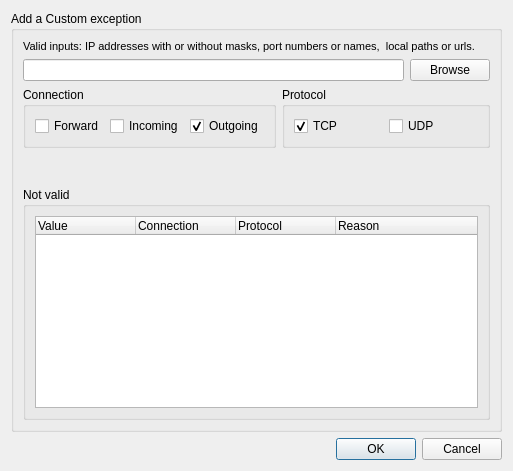
Before: the Qt Designer form pgl/pgl-gui.qt/ui/add_exception.ui in okyes/peerguardian, drawn with Qt 5.
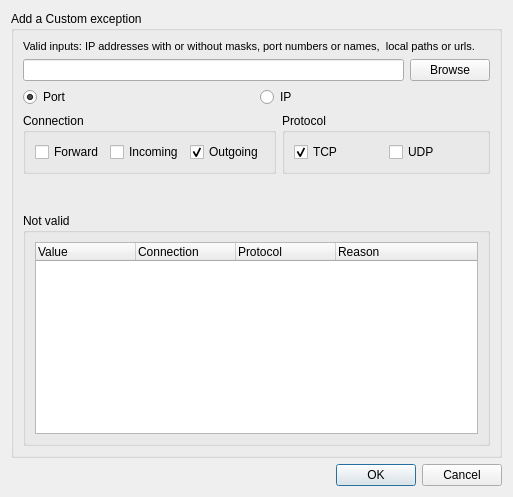
After: the same form once the commit is applied.

Commit message: Added two Radio buttons to choose between Port or IP.

Diff of the .ui file:
```diff
--- a/pgl/pgl-gui.qt/ui/add_exception.ui
+++ b/pgl/pgl-gui.qt/ui/add_exception.ui
@@ -7,7 +7,7 @@
     <x>0</x>
     <y>0</y>
     <width>513</width>
-    <height>444</height>
+    <height>458</height>
    </rect>
   </property>
   <property name="windowTitle">
@@ -68,6 +68,30 @@
         </item>
        </layout>
       </item>
+      <item>
+       <layout class="QHBoxLayout" name="horizontalLayout_5">
+        <item>
+         <widget class="QRadioButton" name="m_portRadio">
+          <property name="text">
+           <string>Port</string>
+          </property>
+          <property name="checked">
+           <bool>true</bool>
+          </property>
+         </widget>
+        </item>
+        <item>
+         <widget class="QRadioButton" name="m_ipRadio">
+          <property name="text">
+           <string>IP</string>
+          </property>
+          <property name="checked">
+           <bool>false</bool>
+          </property>
+         </widget>
+        </item>
+       </layout>
+      </item>
       <item>
        <layout class="QHBoxLayout" name="horizontalLayout_4">
         <item>
```
Left out of the diff: 32 changed lines with no effect on the pictures.
